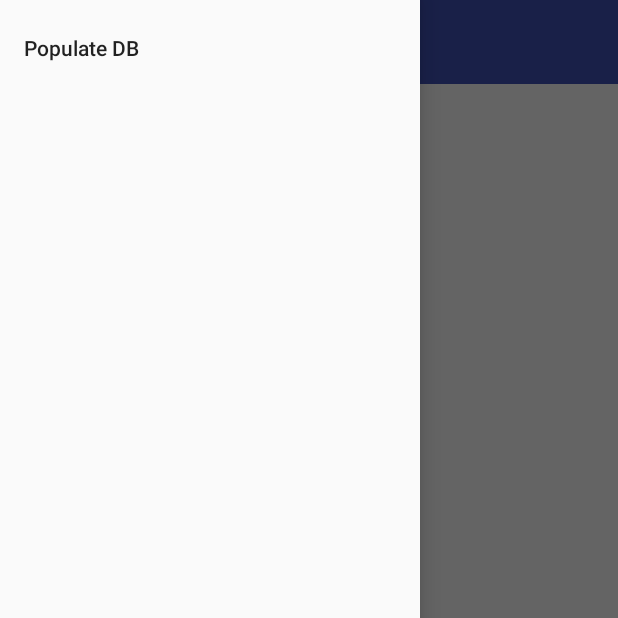
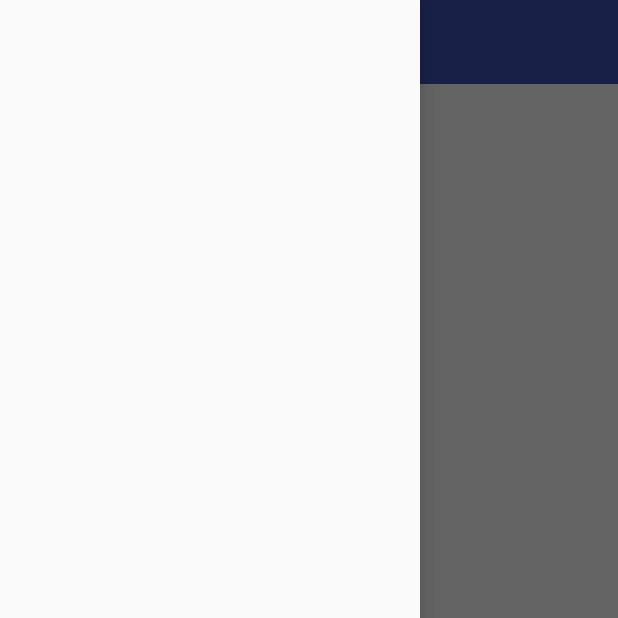
Before and after one commit to jshvarts/PagingRoom, an Android app: the screen it shows after launch (MainActivity), with the side drawer open, on a phone screen of 412 x 824 dp, the top half of it. Run offline under Robolectric (Android 15) with nearby library versions, the phone set to English and light mode, and no system bars; our stand-ins replace Dagger/Hilt's generated code, Room's generated code, RxJava, Timber, navigation-ui; libraries missing offline, so code that uses them is left out: android.arch.persistence.

```diff
--- a/app/src/main/java/com/jshvarts/notespaging/data/NotesDatabase.kt
+++ b/app/src/main/java/com/jshvarts/notespaging/data/NotesDatabase.kt
@@ -1,9 +1,11 @@
 package com.jshvarts.notespaging.data
 
+import android.arch.persistence.db.SupportSQLiteDatabase
 import android.arch.persistence.room.Database
 import android.arch.persistence.room.Room
 import android.arch.persistence.room.RoomDatabase
 import android.content.Context
+import com.jshvarts.notespaging.ioThread
 
 @Database(
         entities = [NoteEntity::class],
@@ -11,11 +13,32 @@ import android.content.Context
         exportSchema = false
 )
 abstract class NotesDatabase : RoomDatabase() {
+
+    abstract fun notesDao(): NotesDao
+
     companion object {
         fun getInstance(context: Context): NotesDatabase =
                 Room.databaseBuilder(context, NotesDatabase::class.java, "notesdb")
-                        .build()
+                        .addCallback(object : RoomDatabase.Callback() {
+                            override fun onCreate(db: SupportSQLiteDatabase) {
+                                fillInDb(context)
+                            }
+                        }).build()
+
+        /**
+         * fill database with list of notes so we can test pagination
+         */
+        private fun fillInDb(context: Context) {
+            // inserts in Room are executed on the current thread, so we insert in the background
+            ioThread {
+                NotesDatabase.getInstance(context).notesDao().insertAll(
+                        getData().map { NoteEntity(id = 0, noteText = it) }
+                )
+            }
+        }
     }
+}
 
-    abstract fun notesDao(): NotesDao
+private fun getData(): List<String> {
+    return (1..100).map { "note" }
 }
--- a/app/src/main/java/com/jshvarts/notespaging/di/MainActivityModule.kt
+++ b/app/src/main/java/com/jshvarts/notespaging/di/MainActivityModule.kt
@@ -4,7 +4,6 @@ import com.jshvarts.notespaging.domain.AddNoteUseCase
 import com.jshvarts.notespaging.domain.GetNoteUseCase
 import com.jshvarts.notespaging.domain.GetNotesUseCase
 import com.jshvarts.notespaging.presentation.MainActivity
-import com.jshvarts.notespaging.presentation.PopulateDbFragment
 import com.jshvarts.notespaging.presentation.addnote.AddNoteFragment
 import com.jshvarts.notespaging.presentation.addnote.AddNoteViewModelFactory
 import com.jshvarts.notespaging.presentation.notedetail.NoteDetailFragment
@@ -29,9 +28,6 @@ abstract class MainActivityModule {
     @ContributesAndroidInjector
     abstract fun contributeAddNoteFragment(): AddNoteFragment
 
-    @ContributesAndroidInjector
-    abstract fun contributePopulateDbFragment(): PopulateDbFragment
-
     @Module
     companion object {
         @JvmStatic
--- a/app/src/main/res/menu/menu_nav_drawer.xml
+++ b/app/src/main/res/menu/menu_nav_drawer.xml
@@ -1,8 +1,4 @@
 <?xml version="1.0" encoding="utf-8"?>
 <menu xmlns:android="http://schemas.android.com/apk/res/android">
-    <group android:checkableBehavior="single">
-        <item
-            android:id="@+id/populateDbFragment"
-            android:title="@string/label_populate_db" />
-    </group>
+    <group android:checkableBehavior="single" />
 </menu>
--- a/app/src/main/res/navigation/mobile_navigation.xml
+++ b/app/src/main/res/navigation/mobile_navigation.xml
@@ -39,10 +39,4 @@
         android:label="@string/label_add_note"
         tools:layout="@layout/add_note_fragment" />
 
-    <fragment
-        android:id="@+id/populateDbFragment"
-        android:name="com.jshvarts.notespaging.presentation.PopulateDbFragment"
-        android:label="@string/label_populate_db"
-        tools:layout="@layout/populate_db_fragment" />
-
 </navigation>
--- a/app/src/main/res/values/strings.xml
+++ b/app/src/main/res/values/strings.xml
@@ -3,9 +3,7 @@
     <string name="label_note_list">Note List</string>
     <string name="label_note_detail">Note Detail</string>
     <string name="label_add_note">Add Note</string>
-    <string name="label_populate_db">Populate DB</string>
     <string name="notes_not_found">No notes found</string>
-    <string name="populate_db">Populate Db</string>
     <string name="note_detail_id">id: %s</string>
     <string name="note_detail_text">text: %s</string>
     <string name="error_loading_note">Error loading note</string>
```
Also changed, not shown: app/src/main/java/com/jshvarts/notespaging/Executors.kt (added, +10 -0 lines), app/src/main/java/com/jshvarts/notespaging/presentation/PopulateDbFragment.kt (deleted, +0 -70 lines), app/src/main/res/layout/populate_db_fragment.xml (deleted, +0 -20 lines).
